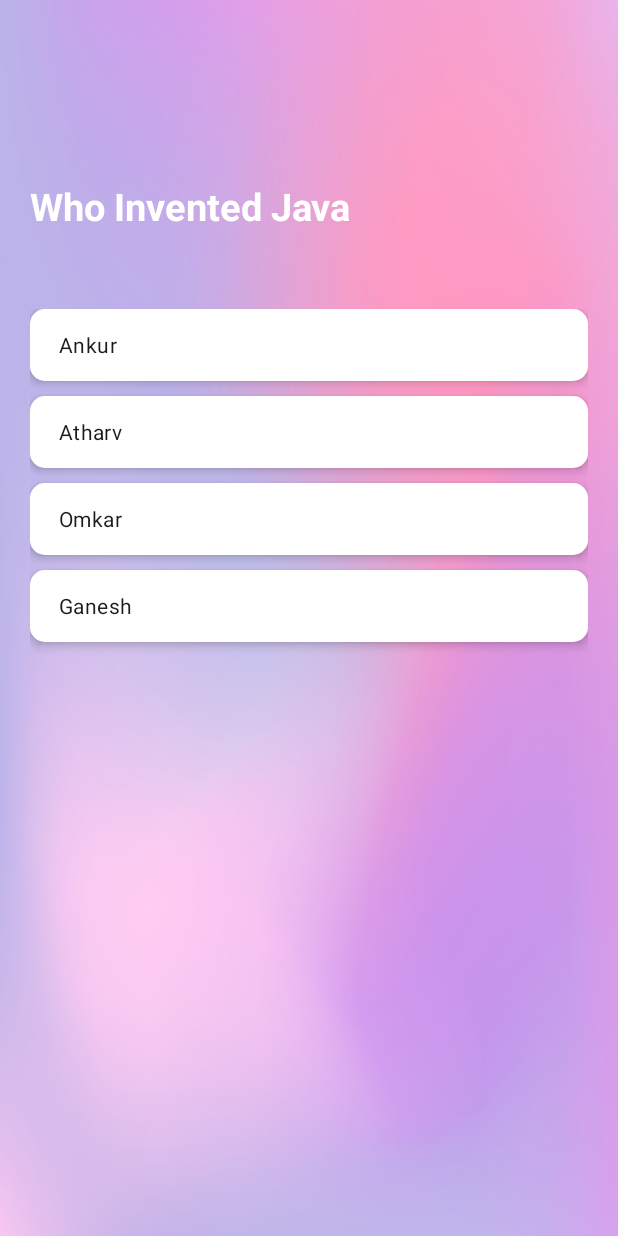
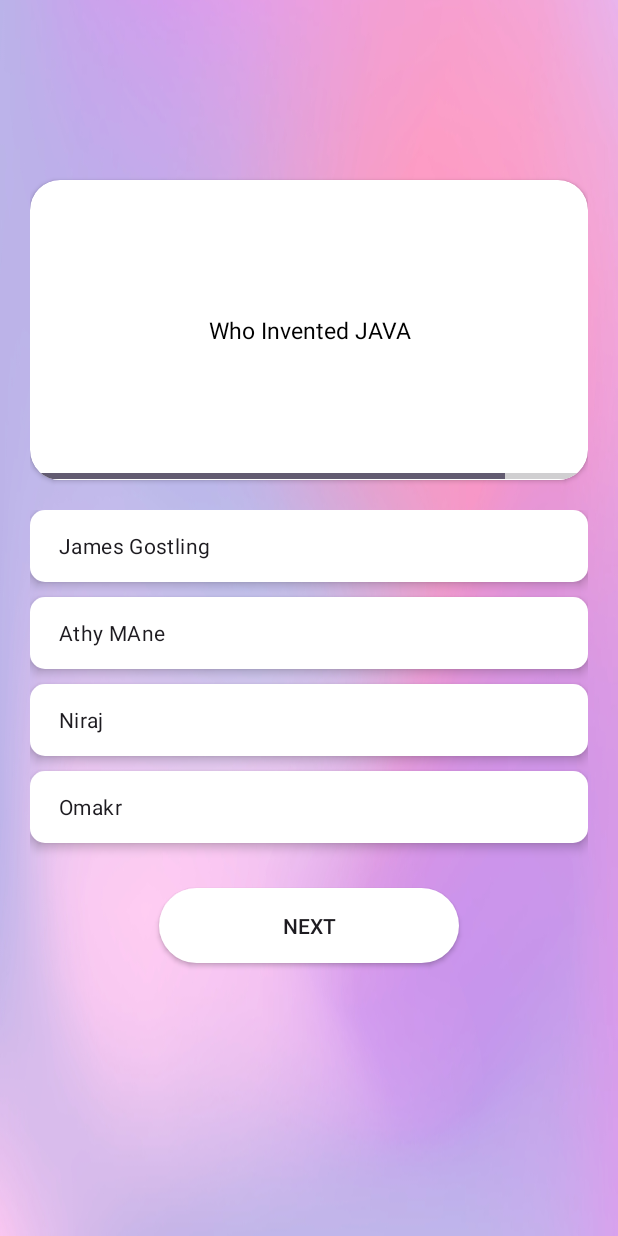
Before and after one commit to Coding-Champp/CodingChamp, an Android app: the screen it shows after launch (MainActivity), on a phone screen of 412 x 824 dp. Run offline under Robolectric (Android 15) with nearby library versions, the phone set to English and light mode, and no system bars.

Commit message:
1st Commit

```diff
--- a/app/build.gradle
+++ b/app/build.gradle
@@ -28,6 +28,7 @@ android {
     }
 }
 
+
 dependencies {
 
     implementation 'androidx.appcompat:appcompat:1.6.1'
@@ -36,4 +37,6 @@ dependencies {
     testImplementation 'junit:junit:4.13.2'
     androidTestImplementation 'androidx.test.ext:junit:1.1.5'
     androidTestImplementation 'androidx.test.espresso:espresso-core:3.5.1'
+
+
 }
--- a/app/src/main/java/com/example/codingchamp/MainActivity.java
+++ b/app/src/main/java/com/example/codingchamp/MainActivity.java
@@ -4,30 +4,117 @@ import android.content.Context;
 import android.media.AudioManager;
 import android.media.MediaPlayer;
 import android.os.Bundle;
+import android.os.CountDownTimer;
+import android.view.View;
 import android.view.WindowManager;
+import android.widget.Button;
+import android.widget.ProgressBar;
+import android.widget.RadioButton;
+import android.widget.RadioGroup;
+import android.widget.TextView;
 import android.widget.Toast;
 
 import androidx.appcompat.app.AppCompatActivity;
 
-import com.google.android.material.card.MaterialCardView;
+import java.util.ArrayList;
+import java.util.Collections;
 
 public class MainActivity extends AppCompatActivity {
 
     private boolean isAppReopened = false;
     private MediaPlayer mediaPlayer;
+    RadioGroup g1;
+    TextView question;
+    RadioButton rb1, rb2, rb3, rb4;
+    CountDownTimer timer;
+    ModelClass modelClass;
+    int index = 0;
+    int timerVal = 60;
+    ProgressBar progressBar;
+    Button b1;
     private AudioManager audioManager;
-    MaterialCardView b1, b2, b3, b4;
+    int correctAnswer = 0;
+    int wrongAnwer = 0;
+
+    ArrayList<ModelClass> arrayList;
 
     @Override
     protected void onCreate(Bundle savedInstanceState) {
         super.onCreate(savedInstanceState);
         setContentView(R.layout.activity_main);
         getWindow().setFlags(WindowManager.LayoutParams.FLAG_FULLSCREEN, WindowManager.LayoutParams.FLAG_FULLSCREEN);
-//        b1 = findViewById(R.id.b1);
-//        b2 = findViewById(R.id.b2);
-//        b3 = findViewById(R.id.b3);
-//        b4 = findViewById(R.id.b4);
-//
+
+        b1 = findViewById(R.id.next_btn);
+
+
+        arrayList = new ArrayList<>();
+        arrayList.add(new ModelClass("Who Invented Java", "James Gostling", "Atharv", "Niraj", "Omakr", "Atharv"));
+        arrayList.add(new ModelClass("Who Invented Python", "James Gostling", "MAne", "Niraj", "Omakr", "Niraj"));
+        arrayList.add(new ModelClass("Who Invented C", "James Gostling", "Ath", "Niraj", "Omakr", "Ath"));
+        arrayList.add(new ModelClass("Who Invented C++", "James Gostling", "Athy", "Niraj", "Omakr", "James Gostling"));
+        arrayList.add(new ModelClass("Who Invented JAVA", "James Gostling", "Athy MAne", "Niraj", "Omakr", "Omakr"));
+
+        Collections.shuffle(arrayList);
+        modelClass = arrayList.get(index);
+
+
+        timer = new CountDownTimer(60000, 1000) {
+            @Override
+            public void onTick(long l) {
+                timerVal = timerVal - 1;
+                progressBar.setProgress(timerVal);
+            }
+
+            @Override
+            public void onFinish() {
+                Toast.makeText(MainActivity.this, "You have Been Eliminated from the game", Toast.LENGTH_SHORT).show();
+            }
+        }.start();
+
+        ID();
+        setAllData();
+
+
+        b1.setOnClickListener(new View.OnClickListener() {
+            @Override
+            public void onClick(View view) {
+                if (g1.getCheckedRadioButtonId() == R.id.a) {
+                    if (modelClass.getA().equals(modelClass.getAns())) {
+                        Toast.makeText(MainActivity.this, "Right", Toast.LENGTH_SHORT).show();
+                        correctAnswer++;
+                    } else {
+                        wrongAnwer++;
+                    }
+                } else if (g1.getCheckedRadioButtonId() == R.id.b) {
+                    if (modelClass.getB().equals(modelClass.getAns())) {
+                        Toast.makeText(MainActivity.this, "Right", Toast.LENGTH_SHORT).show();
+                        correctAnswer++;
+                    } else {
+                        wrongAnwer++;
+                    }
+
+                } else if (g1.getCheckedRadioButtonId() == R.id.c) {
+                    if (modelClass.getC().equals(modelClass.getAns())) {
+                        Toast.makeText(MainActivity.this, "Right", Toast.LENGTH_SHORT).show();
+                        correctAnswer++;
+                    } else {
+                        wrongAnwer++;
+                    }
+
+                } else if (g1.getCheckedRadioButtonId() == R.id.d) {
+                    if (modelClass.getD().equals(modelClass.getAns())) {
+                        Toast.makeText(MainActivity.this, "Right", Toast.LENGTH_SHORT).show();
+                        correctAnswer++;
+                    } else {
+                        wrongAnwer++;
+                    }
+
+
+                }
+                next();
+            }
+        });
+
         mediaPlayer = MediaPlayer.create(this, R.raw.hindicopy);
         audioManager = (AudioManager) getSystemService(Context.AUDIO_SERVICE);
         int currentRingerMode = audioManager.getRingerMode();
@@ -36,42 +123,29 @@ public class MainActivity extends AppCompatActivity {
             audioManager.setStreamVolume(AudioManager.STREAM_MUSIC, audioManager.getStreamMaxVolume(AudioManager.STREAM_MUSIC), 0);
         }
 
+    }
 
-//        b1.setOnClickListener(new View.OnClickListener() {
-//            @Override
-//            public void onClick(View view) {
-//               b1.setCardBackgroundColor(Color.RED);
-//               b2.setCardBackgroundColor(Color.WHITE);
-//               b4.setCardBackgroundColor(Color.WHITE);
-//
-//               b3.setCardBackgroundColor(Color.GREEN);
-//            }
-//        });
-//        b2.setOnClickListener(new View.OnClickListener() {
-//            @Override
-//            public void onClick(View view) {
-//                b2.setCardBackgroundColor(Color.RED);
-//                b1.setCardBackgroundColor(Color.WHITE);
-//                b4.setCardBackgroundColor(Color.WHITE);
-//                b3.setCardBackgroundColor(Color.GREEN);
-//            }
-//        });
-//        b3.setOnClickListener(new View.OnClickListener() {
-//            @Override
-//            public void onClick(View view) {
-//
-//                b3.setCardBackgroundColor(Color.GREEN);
-//            }
-//        });
-//        b4.setOnClickListener(new View.OnClickListener() {
-//            @Override
-//            public void onClick(View view) {
-//                b4.setCardBackgroundColor(Color.RED);
-//                b1.setCardBackgroundColor(Color.WHITE);
-//                b2.setCardBackgroundColor(Color.WHITE);
-//                b3.setCardBackgroundColor(Color.GREEN);
-//            }
-//        });
+    private void setAllData() {
+
+
+        question.setText(modelClass.getQuestions());
+        rb1.setText(modelClass.getA());
+        rb2.setText(modelClass.getB());
+        rb3.setText(modelClass.getC());
+        rb4.setText(modelClass.getD());
+        timerVal = 60;
+        timer.cancel();
+        timer.start();
+    }
+
+    private void ID() {
+        progressBar = findViewById(R.id.simpleProgressBar);
+        g1 = findViewById(R.id.radio_ans);
+        rb1 = findViewById(R.id.a);
+        rb2 = findViewById(R.id.b);
+        rb3 = findViewById(R.id.c);
+        rb4 = findViewById(R.id.d);
+        question = findViewById(R.id.txt_question);
 
     }
 
@@ -96,4 +170,13 @@ public class MainActivity extends AppCompatActivity {
     }
 
 
+    public void next() {
+        if (index < arrayList.size() - 1) {
+            index++;
+            modelClass = arrayList.get(index);
+            setAllData();
+        } else {
+            Toast.makeText(this, "Correct: " + correctAnswer + "\nWrong: " + wrongAnwer, Toast.LENGTH_SHORT).show();
+        }
+    }
 }
--- /dev/null
+++ b/app/src/main/java/com/example/codingchamp/ModelClass.java
@@ -0,0 +1,62 @@
+package com.example.codingchamp;
+
+public class ModelClass {
+    String Questions,A,B,C,D,Ans;
+
+    public String getQuestions() {
+        return Questions;
+    }
+
+    public void setQuestions(String questions) {
+        Questions = questions;
+    }
+
+    public String getA() {
+        return A;
+    }
+
+    public void setA(String a) {
+        A = a;
+    }
+
+    public String getB() {
+        return B;
+    }
+
+    public void setB(String b) {
+        B = b;
+    }
+
+    public String getC() {
+        return C;
+    }
+
+    public void setC(String c) {
+        C = c;
+    }
+
+    public String getD() {
+        return D;
+    }
+
+    public void setD(String d) {
+        D = d;
+    }
+
+    public String getAns() {
+        return Ans;
+    }
+
+    public void setAns(String ans) {
+        Ans = ans;
+    }
+
+    public ModelClass(String questions, String a, String b, String c, String d, String ans) {
+        Questions = questions;
+        A = a;
+        B = b;
+        C = c;
+        D = d;
+        Ans = ans;
+    }
+}
--- a/app/src/main/res/layout/activity_main.xml
+++ b/app/src/main/res/layout/activity_main.xml
@@ -1,5 +1,6 @@
 <?xml version="1.0" encoding="utf-8"?>
 <RelativeLayout xmlns:android="http://schemas.android.com/apk/res/android"
+    xmlns:app="http://schemas.android.com/apk/res-auto"
     xmlns:tools="http://schemas.android.com/tools"
     android:layout_width="match_parent"
     android:layout_height="match_parent"
@@ -9,26 +10,50 @@
     tools:context=".MainActivity">
 
 
-
-
-    <TextView
+    <androidx.cardview.widget.CardView
         android:id="@+id/question"
         android:layout_width="match_parent"
-        android:layout_height="wrap_content"
+        android:layout_height="200dp"
         android:layout_marginTop="100dp"
-        android:text="Who Invented Java"
-        android:textColor="@color/white"
-        android:textSize="25dp"
-        android:textStyle="bold" />
+        app:cardCornerRadius="20dp">
+
+        <RelativeLayout
+            android:layout_width="match_parent"
+            android:layout_height="match_parent">
+
+            <TextView
+                android:id="@+id/txt_question"
+                android:layout_width="match_parent"
+                android:layout_height="wrap_content"
+                android:layout_centerInParent="true"
+                android:text="Who Invented Java"
+                android:textAlignment="center"
+                android:textColor="@color/black"
+                android:textSize="15dp" />
+
+            <ProgressBar
+                android:id="@+id/simpleProgressBar"
+                style="@style/Widget.AppCompat.ProgressBar.Horizontal"
+                android:layout_width="fill_parent"
+                android:layout_height="5dp"
+                android:layout_alignParentBottom="true"
+                android:background="#FFFFFF"
+                android:max="60"
+                android:progress="50" /><!-- black background color for progress bar-->
+        </RelativeLayout>
+
+    </androidx.cardview.widget.CardView>
 
     <RadioGroup
+        android:id="@+id/radio_ans"
         android:layout_width="match_parent"
         android:layout_height="wrap_content"
         android:layout_below="@id/question"
-        android:layout_marginTop="51dp"
+        android:layout_marginTop="20dp"
         android:orientation="vertical">
 
         <RadioButton
+            android:id="@+id/a"
             android:layout_width="match_parent"
             android:layout_height="wrap_content"
             android:layout_marginBottom="10dp"
@@ -39,6 +64,7 @@
             android:text="Ankur" />
 
         <RadioButton
+            android:id="@+id/b"
             android:layout_width="match_parent"
             android:layout_height="wrap_content"
             android:layout_marginBottom="10dp"
@@ -49,16 +75,19 @@
             android:text="Atharv" />
 
         <RadioButton
+            android:id="@+id/c"
             android:layout_width="match_parent"
             android:layout_height="wrap_content"
             android:layout_marginBottom="10dp"
             android:background="@drawable/radio_selector"
+
             android:button="@android:color/transparent"
             android:elevation="4dp"
             android:paddingHorizontal="20dp"
             android:text="Omkar" />
 
         <RadioButton
+            android:id="@+id/d"
             android:layout_width="match_parent"
             android:layout_height="wrap_content"
             android:layout_marginBottom="10dp"
@@ -70,13 +99,15 @@
     </RadioGroup>
 
 
-
-
-
-
-
-
-
+    <androidx.appcompat.widget.AppCompatButton
+        android:id="@+id/next_btn"
+        android:layout_width="200dp"
+        android:layout_height="50dp"
+        android:layout_below="@id/radio_ans"
+        android:layout_centerHorizontal="true"
+        android:layout_marginTop="20dp"
+        android:background="@drawable/custom_button"
+        android:text="Next" />
     <!--<TextView-->
     <!--    android:layout_width="wrap_content"-->
     <!--    android:layout_height="wrap_content"-->
```
